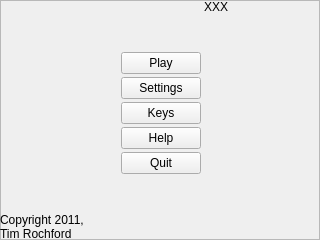
This is mainMenuFrame.ui in rochford/cutefootball as Qt 5 draws it before an edit. The edited form follows.
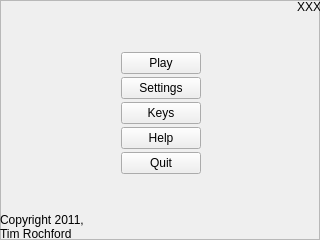
This is the edited form.

What changed in the file:
```diff
--- a/mainMenuFrame.ui
+++ b/mainMenuFrame.ui
@@ -165,6 +165,9 @@
         <property name="text">
          <string notr="true">XXX</string>
         </property>
+        <property name="alignment">
+         <set>Qt::AlignRight|Qt::AlignTop|Qt::AlignTrailing</set>
+        </property>
        </widget>
       </item>
       <item>
```
Left out of the diff: 3 changed lines with no effect on the pictures.
